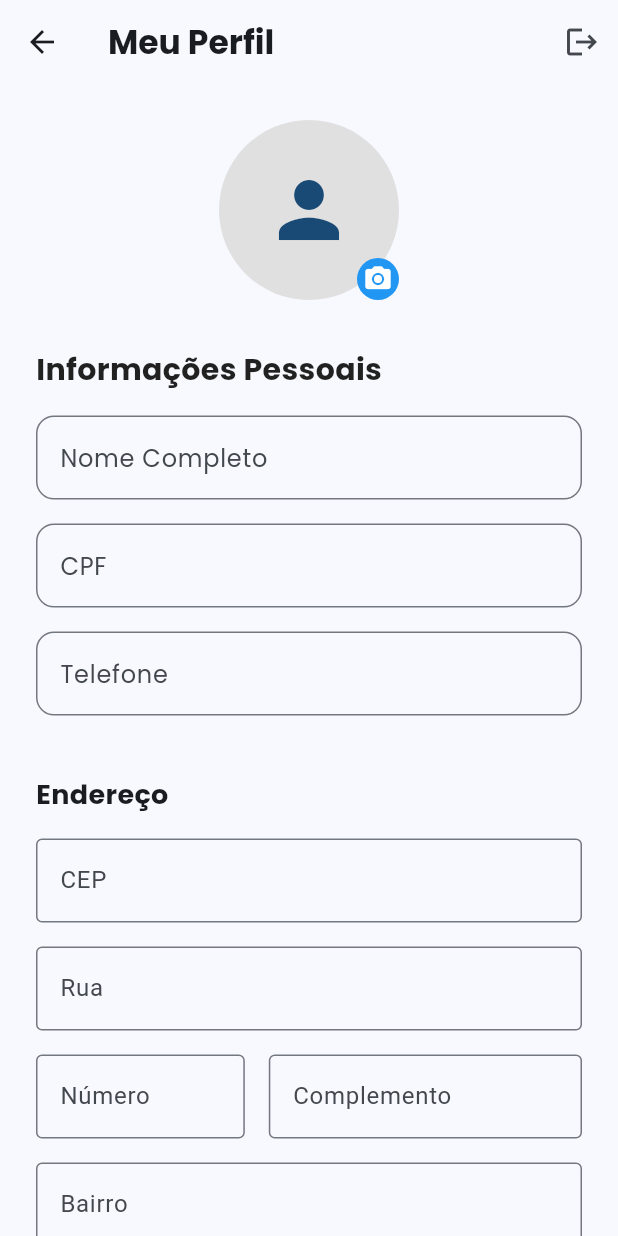
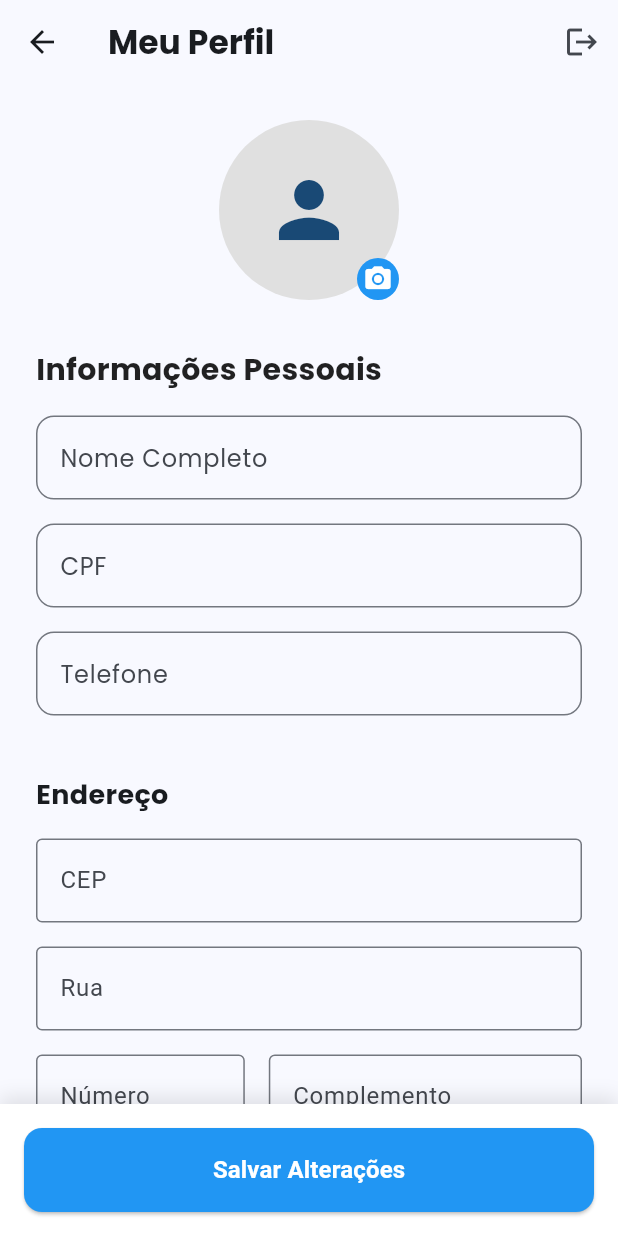
Before and after one commit to LuCasRochA2023/ftw_solucoes_tcc, a Flutter app: the ProfileScreen screen opened directly, on a phone screen of 412 x 824 dp. Run offline on Flutter 3.47's test engine with Material 3 defaults, Android fonts, the phone set to English and light mode, and no system bars; our stand-ins replace cached_network_image, cloud_firestore, dio, firebase_auth, firebase_core, firebase_storage and 7 more; missing offline and left inert: firebase_app_check; accounts and stored records are empty; generated files the repository leaves out were written again; network calls fail.

Commit message:
ultima versao playstore

```diff
--- a/lib/screens/profile_screen.dart
+++ b/lib/screens/profile_screen.dart
@@ -585,6 +585,7 @@ class _ProfileScreenState extends State<ProfileScreen> {
   @override
   Widget build(BuildContext context) {
     return Scaffold(
+      resizeToAvoidBottomInset: true,
       appBar: AppBar(
         title: Text(
           'Meu Perfil',
@@ -610,7 +611,10 @@ class _ProfileScreenState extends State<ProfileScreen> {
       ),
       body: _isLoading
           ? const Center(child: CircularProgressIndicator())
-          : SingleChildScrollView(
+          : Column(
+              children: [
+                Expanded(
+                  child: SingleChildScrollView(
                     padding: const EdgeInsets.all(24.0),
                     child: Form(
                       key: _formKey,
@@ -684,8 +688,31 @@ class _ProfileScreenState extends State<ProfileScreen> {
                           ),
                           const SizedBox(height: 16),
                           _buildAddressFields(),
-                    const SizedBox(height: 32),
-                    SizedBox(
+                          const SizedBox(height: 16),
+                        ],
+                      ),
+                    ),
+                  ),
+                ),
+                SafeArea(
+                  child: Container(
+                    padding: EdgeInsets.only(
+                      left: 16,
+                      right: 16,
+                      top: 16,
+                      bottom: 16 + MediaQuery.of(context).viewInsets.bottom,
+                    ),
+                    decoration: BoxDecoration(
+                      color: Colors.white,
+                      boxShadow: [
+                        BoxShadow(
+                          color: Colors.black.withOpacity(0.1),
+                          blurRadius: 10,
+                          offset: const Offset(0, -5),
+                        ),
+                      ],
+                    ),
+                    child: SizedBox(
                       width: double.infinity,
                       height: 56,
                       child: ElevatedButton(
@@ -709,9 +736,9 @@ class _ProfileScreenState extends State<ProfileScreen> {
                               ),
                       ),
                     ),
-                  ],
                   ),
                 ),
+              ],
             ),
     );
   }
--- a/pubspec.yaml
+++ b/pubspec.yaml
@@ -3,7 +3,7 @@
 
 publish_to: 'none'
 
-version: 1.0.0+1
+version: 1.0.0+3
 
 environment:
   sdk: '>=3.2.3 <4.0.0'
```
Also changed, not shown: lib/screens/available_services_screen.dart (+10 -2 lines), lib/screens/cars_screen.dart (+7 -1 lines), lib/screens/change_password_screen.dart (+7 -1 lines), lib/screens/payment_screen.dart (+20 -9 lines), lib/screens/register_screen.dart (+7 -1 lines), lib/screens/schedule_service_screen.dart (+14 -6 lines), 1 other file. Lines whose indentation alone changed are shown as unchanged.
